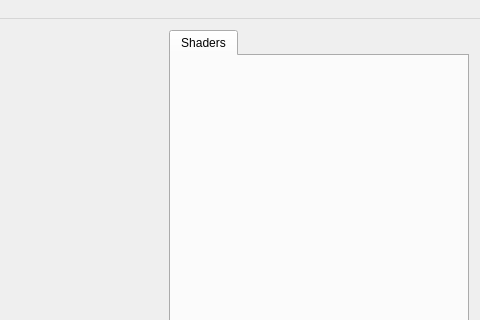
brunoroy/Tessellation, file gui/mainWindow.ui: the form before one commit; both pictures show x 544 to 1024 and y 0 to 320 of the 1024 by 871 pixel window.
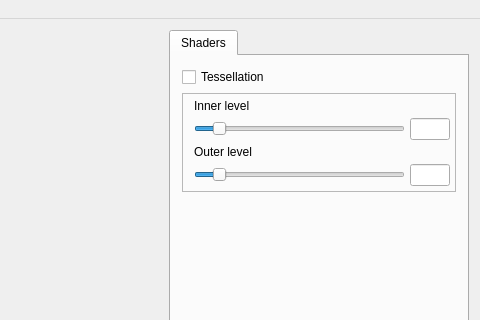
The form after the commit.

```diff
--- a/gui/mainWindow.ui
+++ b/gui/mainWindow.ui
@@ -53,7 +53,7 @@
         <string>Shaders</string>
        </attribute>
        <layout class="QGridLayout" name="gridLayout_2">
-        <item row="0" column="0">
+        <item row="3" column="0">
          <spacer name="verticalSpacer">
           <property name="orientation">
            <enum>Qt::Vertical</enum>
@@ -66,6 +66,121 @@
           </property>
          </spacer>
         </item>
+        <item row="0" column="0">
+         <widget class="QCheckBox" name="ckTessellation">
+          <property name="text">
+           <string>Tessellation</string>
+          </property>
+         </widget>
+        </item>
+        <item row="1" column="0">
+         <widget class="QFrame" name="fTessellation">
+          <property name="frameShape">
+           <enum>QFrame::StyledPanel</enum>
+          </property>
+          <property name="frameShadow">
+           <enum>QFrame::Raised</enum>
+          </property>
+          <layout class="QGridLayout" name="gridLayout_3">
+           <property name="topMargin">
+            <number>5</number>
+           </property>
+           <property name="rightMargin">
+            <number>5</number>
+           </property>
+           <property name="bottomMargin">
+            <number>5</number>
+           </property>
+           <property name="spacing">
+            <number>5</number>
+           </property>
+           <item row="1" column="0">
+            <widget class="QSlider" name="sInnerLevel">
+             <property name="minimum">
+              <number>1</number>
+             </property>
+             <property name="maximum">
+              <number>100</number>
+             </property>
+             <property name="pageStep">
+              <number>10</number>
+             </property>
+             <property name="value">
+              <number>10</number>
+             </property>
+             <property name="orientation">
+              <enum>Qt::Horizontal</enum>
+             </property>
+            </widget>
+           </item>
+           <item row="1" column="1">
+            <widget class="QLineEdit" name="eInnerLevel">
+             <property name="maximumSize">
+              <size>
+               <width>40</width>
+               <height>16777215</height>
+              </size>
+             </property>
+             <property name="alignment">
+              <set>Qt::AlignCenter</set>
+             </property>
+             <property name="readOnly">
+              <bool>true</bool>
+             </property>
+            </widget>
+           </item>
+           <item row="4" column="1">
+            <widget class="QLineEdit" name="eOuterLevel">
+             <property name="maximumSize">
+              <size>
+               <width>40</width>
+               <height>16777215</height>
+              </size>
+             </property>
+             <property name="alignment">
+              <set>Qt::AlignCenter</set>
+             </property>
+             <property name="readOnly">
+              <bool>true</bool>
+             </property>
+            </widget>
+           </item>
+           <item row="4" column="0">
+            <widget class="QSlider" name="sOuterLevel">
+             <property name="minimum">
+              <number>1</number>
+             </property>
+             <property name="maximum">
+              <number>100</number>
+             </property>
+             <property name="pageStep">
+              <number>10</number>
+             </property>
+             <property name="value">
+              <number>10</number>
+             </property>
+             <property name="orientation">
+              <enum>Qt::Horizontal</enum>
+             </property>
+            </widget>
+           </item>
+           <item row="3" column="0" colspan="2">
+            <widget class="QLabel" name="label_2">
+             <property name="text">
+              <string>Outer level</string>
+             </property>
+            </widget>
+           </item>
+           <item row="0" column="0" colspan="2">
+            <widget class="QLabel" name="label">
+             <property name="text">
+              <string>Inner level</string>
+             </property>
+            </widget>
+           </item>
+          </layout>
+         </widget>
+        </item>
        </layout>
       </widget>
      </widget>
```
Left out of the diff: 20 changed lines with no effect on the pictures.
